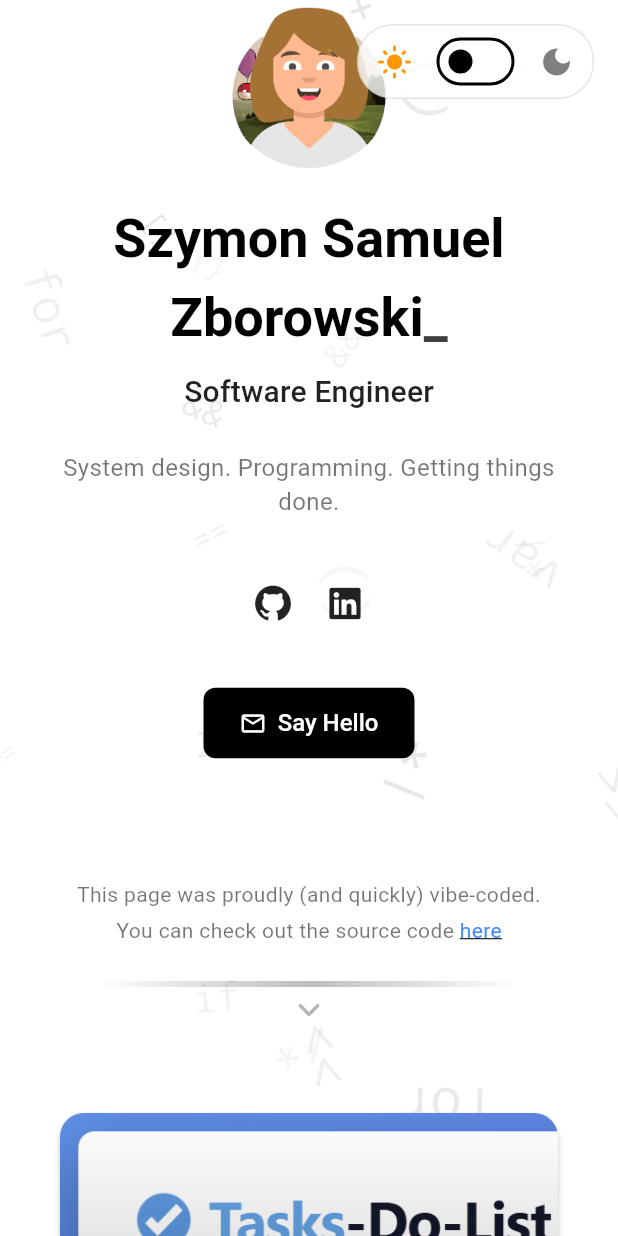
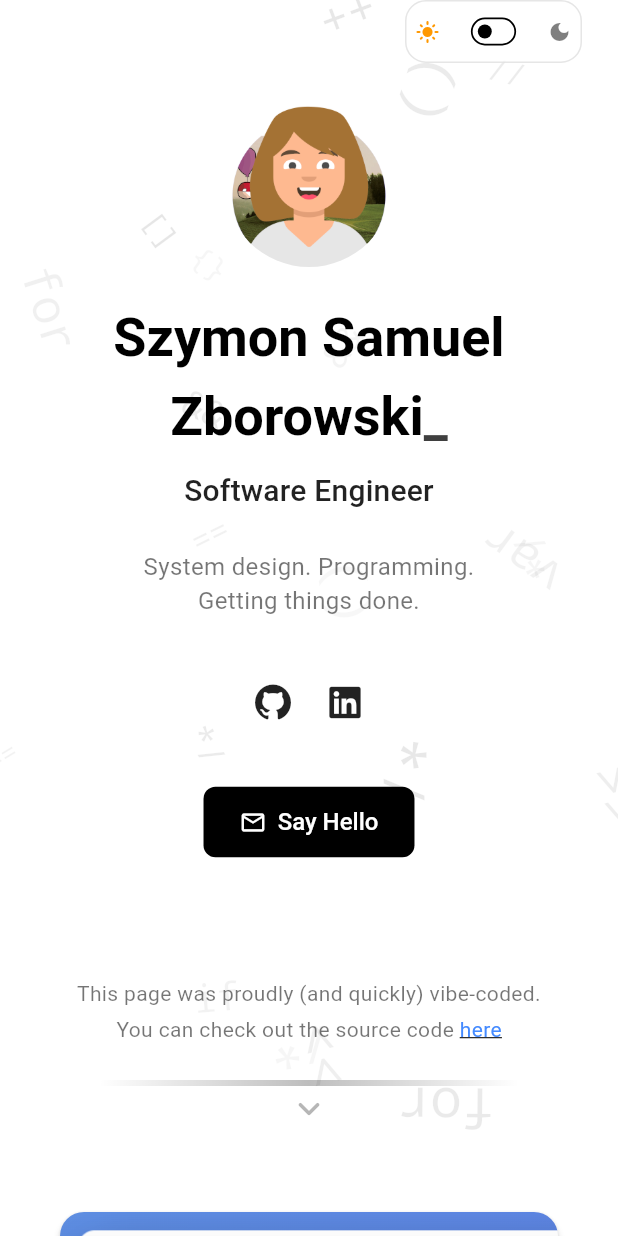
Before and after one commit to ZoltePudeleczko/zoltepudeleczko.github.io, a Flutter app: the screen it shows after launch, on a phone screen of 412 x 824 dp. Run offline on Flutter 3.47's test engine with Material 3 defaults, Android fonts, the phone set to English and light mode, and no system bars; our stand-ins replace animated_text_kit, font_awesome_flutter, shared_preferences.

Commit message:
Remove avatar text. Fix behavior on smaller devices

```diff
--- a/homepage_portfolio/lib/config/app_config.dart
+++ b/homepage_portfolio/lib/config/app_config.dart
@@ -35,6 +35,9 @@ class AppConfig {
   static const int avatarRotationDurationMs = 600;
 
   // Layout Settings
+  /// Viewport width at or below this uses a compact header theme toggle.
+  static const double themeToggleCompactWidth = 480.0;
+
   static const double horizontalPadding = 24.0;
   static const double avatarRadius = 56.0;
   static const String avatarImagePath = 'assets/avatar.png';
--- a/homepage_portfolio/lib/config/text_content.dart
+++ b/homepage_portfolio/lib/config/text_content.dart
@@ -12,9 +12,6 @@ class TextContent {
   static const String footerTagline = 'This page was proudly (and quickly) vibe-coded.';
   static const String sourceCodePrefix = 'You can check out the source code ';
   static const String sourceCodeLink = 'here';
-
-  // Avatar Animation
-  static const String avatarGreeting = 'Nice to see you! 👋';
 
   // Portfolio / Projects
   static const String tasksDoListName = 'Tasks-Do-List';
--- a/homepage_portfolio/lib/main.dart
+++ b/homepage_portfolio/lib/main.dart
@@ -111,14 +111,22 @@ class PortfolioHomePage extends StatelessWidget {
   @override
   Widget build(BuildContext context) {
     final isDark = Theme.of(context).brightness == Brightness.dark;
+    final useCompactToggle =
+        MediaQuery.sizeOf(context).width <= AppConfig.themeToggleCompactWidth;
+
     return Scaffold(
       body: Stack(
+        fit: StackFit.expand,
+        clipBehavior: Clip.none,
         children: [
-          AnimatedBackground(isDarkMode: isDark),
-          SingleChildScrollView(
+          Positioned.fill(
+            child: AnimatedBackground(isDarkMode: isDark),
+          ),
+          Positioned.fill(
+            child: SingleChildScrollView(
               child: ConstrainedBox(
                 constraints: BoxConstraints(
-                minHeight: MediaQuery.of(context).size.height,
+                  minHeight: MediaQuery.sizeOf(context).height,
                 ),
                 child: Center(
                   child: Padding(
@@ -127,22 +135,34 @@ class PortfolioHomePage extends StatelessWidget {
                     ),
                     child: Column(
                       mainAxisAlignment: MainAxisAlignment.center,
-                    crossAxisAlignment: CrossAxisAlignment.center,
+                      crossAxisAlignment: CrossAxisAlignment.stretch,
                       mainAxisSize: MainAxisSize.min,
                       children: [
-                      const AnimatedAvatar(),
+                        Align(
+                          alignment: Alignment.centerRight,
+                          child: _DarkModeToggle(
+                            compact: useCompactToggle,
+                            isDarkMode: isDarkMode,
+                            onToggle: onToggleDarkMode,
+                          ),
+                        ),
                         const SizedBox(height: AppConfig.spacingLarge),
-                      const AnimatedNameRow(),
+                        const Center(child: AnimatedAvatar()),
+                        const SizedBox(height: AppConfig.spacingLarge),
+                        const Center(child: AnimatedNameRow()),
                         const SizedBox(height: AppConfig.spacingMedium),
                         Text(
                           AppConfig.title,
                           style: Theme.of(context).textTheme.titleMedium,
+                          textAlign: TextAlign.center,
                         ),
                         const SizedBox(height: AppConfig.spacingLarge),
                         const ResponsiveDescription(),
                         const SizedBox(height: AppConfig.spacingXLarge),
-                      Row(
+                        Center(
+                          child: Row(
                             mainAxisAlignment: MainAxisAlignment.center,
+                            mainAxisSize: MainAxisSize.min,
                             children: [
                               _buildSocialButton(
                                 FontAwesomeIcons.github,
@@ -158,8 +178,10 @@ class PortfolioHomePage extends StatelessWidget {
                               ),
                             ],
                           ),
+                        ),
                         const SizedBox(height: AppConfig.spacingXLarge),
-                      ElevatedButton.icon(
+                        Center(
+                          child: ElevatedButton.icon(
                             style: ElevatedButton.styleFrom(
                               backgroundColor: isDark ? Colors.white : Colors.black,
                               foregroundColor: isDark ? Colors.black : Colors.white,
@@ -182,6 +204,7 @@ class PortfolioHomePage extends StatelessWidget {
                             label: const Text(TextContent.sayHelloButton),
                             onPressed: () => launchUrlSafe(AppConfig.emailUrl),
                           ),
+                        ),
                         const SizedBox(height: AppConfig.spacingFooter),
                         const PortfolioSection(),
                         const SizedBox(height: AppConfig.spacingFooter),
@@ -190,13 +213,6 @@ class PortfolioHomePage extends StatelessWidget {
                   ),
                 ),
               ),
-          ),
-          Positioned(
-            top: 16,
-            right: 16,
-            child: _DarkModeToggle(
-              isDarkMode: isDarkMode,
-              onToggle: onToggleDarkMode,
             ),
           ),
         ],
@@ -303,41 +319,80 @@ class ResponsiveDescription extends StatelessWidget {
 
   @override
   Widget build(BuildContext context) {
+    final style = Theme.of(context).textTheme.bodyMedium;
+    final fullText =
+        '${AppConfig.descriptionFirstPart} ${AppConfig.descriptionSecondPart}';
+
+    return LayoutBuilder(
+      builder: (context, constraints) {
+        final painter = TextPainter(
+          text: TextSpan(text: fullText, style: style),
+          textDirection: TextDirection.ltr,
+          textScaler: MediaQuery.textScalerOf(context),
+        )..layout(maxWidth: double.infinity);
+
+        if (painter.width <= constraints.maxWidth) {
           return Text(
-      '${AppConfig.descriptionFirstPart} ${AppConfig.descriptionSecondPart}',
-      style: Theme.of(context).textTheme.bodyMedium,
+            fullText,
+            style: style,
             textAlign: TextAlign.center,
+          );
+        }
+
+        return Column(
+          mainAxisSize: MainAxisSize.min,
+          crossAxisAlignment: CrossAxisAlignment.center,
+          children: [
+            Text(
+              AppConfig.descriptionFirstPart,
+              style: style,
+              textAlign: TextAlign.center,
+            ),
+            Text(
+              AppConfig.descriptionSecondPart,
+              style: style,
+              textAlign: TextAlign.center,
+            ),
+          ],
+        );
+      },
     );
   }
 }
 
 class _DarkModeToggle extends StatelessWidget {
+  final bool compact;
   final bool isDarkMode;
   final Future<void> Function() onToggle;
 
   const _DarkModeToggle({
+    this.compact = false,
     required this.isDarkMode,
     required this.onToggle,
   });
 
   @override
   Widget build(BuildContext context) {
-    return Container(
-      decoration: BoxDecoration(
-        color: Theme.of(context).scaffoldBackgroundColor.withValues(alpha: 0.8),
-        borderRadius: BorderRadius.circular(24),
-        border: Border.all(
-          color: Theme.of(context).brightness == Brightness.dark
+    final borderColor = Theme.of(context).brightness == Brightness.dark
         ? Colors.white.withValues(alpha: 0.2)
-              : Colors.black.withValues(alpha: 0.1),
-        ),
-      ),
-      child: Row(
+        : Colors.black.withValues(alpha: 0.1);
+    final iconStyle = IconButton.styleFrom(
+      padding: compact
+          ? const EdgeInsets.symmetric(horizontal: 2, vertical: 2)
+          : const EdgeInsets.all(8),
+      minimumSize: compact ? const Size(28, 28) : const Size(48, 48),
+      tapTargetSize:
+          compact ? MaterialTapTargetSize.shrinkWrap : MaterialTapTargetSize.padded,
+    );
+
+    final row = Row(
       mainAxisSize: MainAxisSize.min,
       children: [
         IconButton(
+          style: iconStyle,
           icon: Icon(
             Icons.light_mode,
+            size: compact ? 16 : 24,
             color: !isDarkMode
                 ? Colors.orange
                 : Theme.of(context).iconTheme.color?.withValues(alpha: 0.5),
@@ -345,13 +400,19 @@ class _DarkModeToggle extends StatelessWidget {
           onPressed: !isDarkMode ? null : () => onToggle(),
           tooltip: 'Light mode',
         ),
-          Switch(
+        Transform.scale(
+          scale: compact ? 0.58 : 1.0,
+          child: Switch(
             value: isDarkMode,
             onChanged: (_) => onToggle(),
+            materialTapTargetSize: MaterialTapTargetSize.shrinkWrap,
+          ),
         ),
         IconButton(
+          style: iconStyle,
           icon: Icon(
             Icons.dark_mode,
+            size: compact ? 16 : 24,
             color: isDarkMode
                 ? Colors.blueAccent
                 : Theme.of(context).iconTheme.color?.withValues(alpha: 0.5),
@@ -360,7 +421,15 @@ class _DarkModeToggle extends StatelessWidget {
           tooltip: 'Dark mode',
         ),
       ],
+    );
+
+    return Container(
+      decoration: BoxDecoration(
+        color: Theme.of(context).scaffoldBackgroundColor.withValues(alpha: 0.85),
+        borderRadius: BorderRadius.circular(compact ? 14 : 24),
+        border: Border.all(color: borderColor),
       ),
+      child: row,
     );
   }
 }
@@ -486,18 +555,6 @@ class _AnimatedAvatarState extends State<AnimatedAvatar>
     setState(() {
       _isAnimating = true;
     });
-
-    final isDark = Theme.of(context).brightness == Brightness.dark;
-    ScaffoldMessenger.of(context).showSnackBar(
-      SnackBar(
-        content: const Text(TextContent.avatarGreeting),
-        duration: const Duration(seconds: 2),
-        behavior: SnackBarBehavior.floating,
-        backgroundColor: isDark ? Colors.white24 : Colors.black87,
-        shape: RoundedRectangleBorder(borderRadius: BorderRadius.circular(10)),
-        margin: const EdgeInsets.all(20),
-      ),
-    );
 
     _triggerRotationAnimation();
   }
@@ -782,11 +839,7 @@ class _ProjectCardState extends State<_ProjectCard> {
                 ),
               ),
               const SizedBox(height: 4),
-              Text.rich(
-                widget.item.description,
-                maxLines: 2,
-                overflow: TextOverflow.ellipsis,
-              ),
+              Text.rich(widget.item.description),
             ],
           ),
         ),
```
Lines whose indentation alone changed are shown as unchanged.
